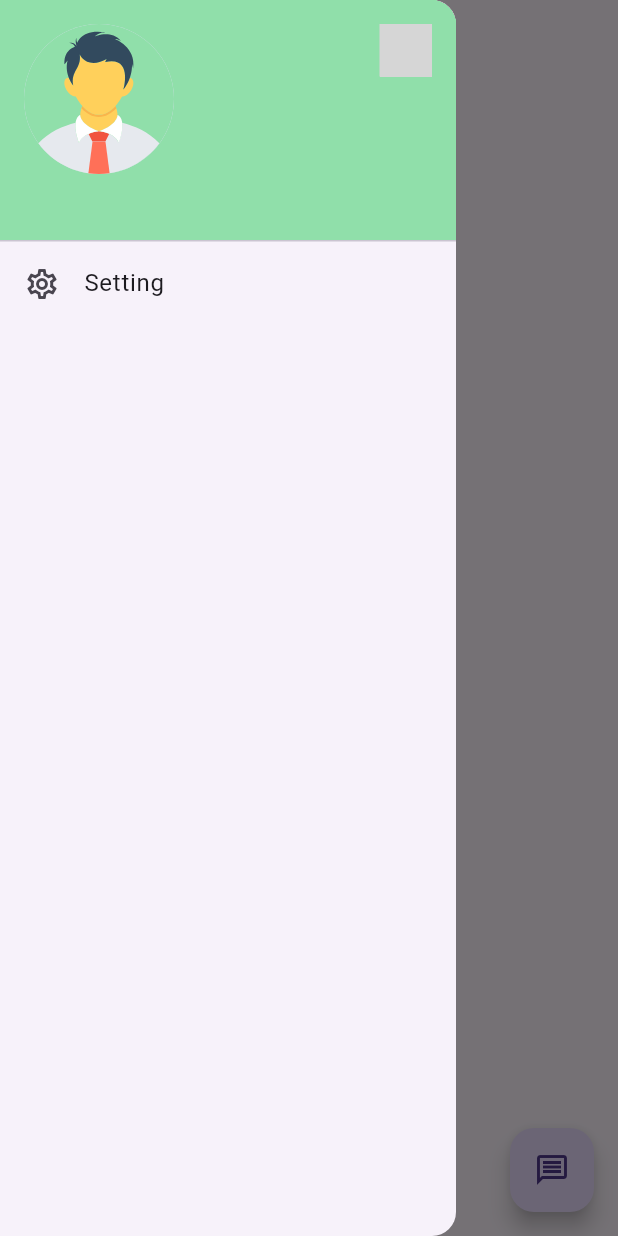
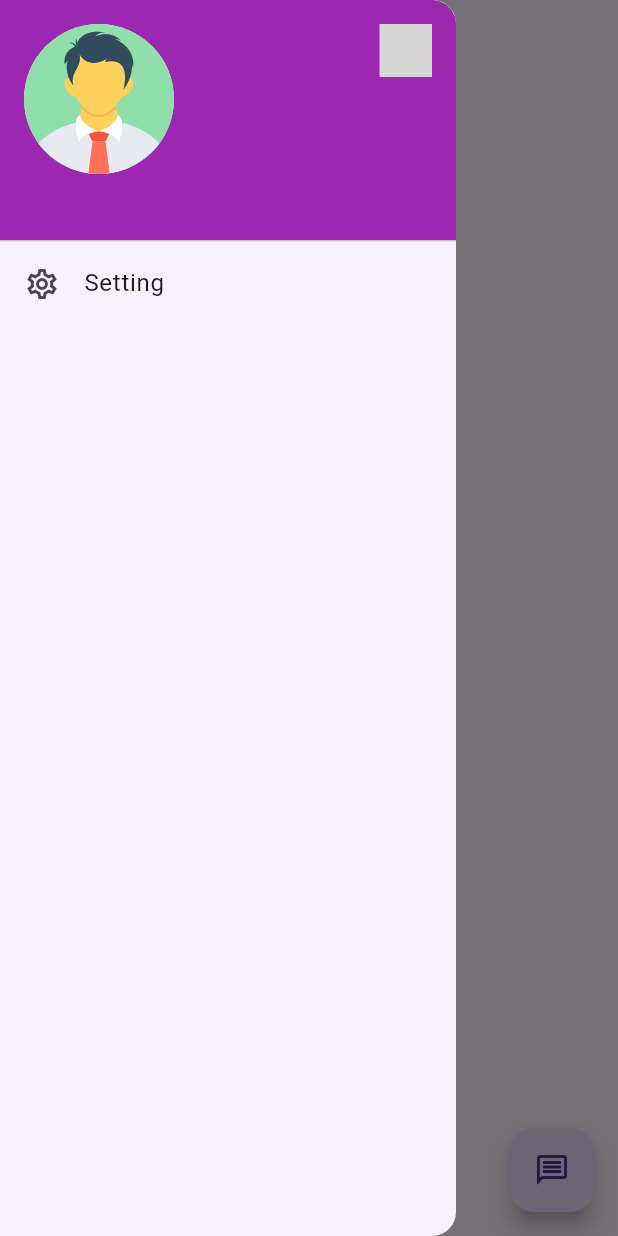
Before and after one commit to Babak-Lotfalizadeh/messanger, a Flutter app: the HomePage screen opened directly, with the side drawer open, on a phone screen of 412 x 824 dp. Run offline on Flutter 3.47's test engine with Material 2 defaults, Android fonts, the phone set to English and light mode, and no system bars; drawn by our look-alikes of rive; our stand-ins replace auto_size_text, cloud_firestore, cloud_functions, firebase_analytics, firebase_auth, firebase_core and 8 more; accounts and stored records are empty; generated files the repository leaves out were written again; grey boxes are pictures that could not be loaded.

Commit message:
change default colors

```diff
--- a/lib/providers/theme_provider.dart
+++ b/lib/providers/theme_provider.dart
@@ -6,11 +6,11 @@ import 'package:messenger/services/shared_preference_service.dart';
 
 class ThemeProvider extends ChangeNotifier {
   bool _material3 = true;
-  Color _primaryColorLight = const Color(0xff90DFAA);
-  Color _secondaryColorLight = Colors.blue;
+  Color _primaryColorLight = Colors.purple;
+  Color _secondaryColorLight = Colors.purple.shade300;
   Color? _primaryTextColorLight;
-  Color _primaryColorDark = const Color(0xff90DFAA);
-  Color _secondaryColorDark = Colors.blue;
+  Color _primaryColorDark = Colors.purple;
+  Color _secondaryColorDark = Colors.purple.shade700;
   Color? _primaryTextColorDark;
   ThemeMode? _themeMode;
 
--- a/lib/widgets/home/drawer_widget.dart
+++ b/lib/widgets/home/drawer_widget.dart
@@ -23,6 +23,11 @@ class HomeDrawer extends StatelessWidget {
           children: [
             DrawerHeader(
               decoration: BoxDecoration(
+                borderRadius: const BorderRadius.only(
+                  topRight: Radius.circular(
+                    ScreenValues.radiusLarge,
+                  ),
+                ),
                 color: Theme.of(context).primaryColor,
               ),
               margin: EdgeInsets.zero,
@@ -43,7 +48,12 @@ class HomeDrawer extends StatelessWidget {
                     ),
                   ),
                   const SizedBox(height: ScreenValues.paddingNormal),
-                  Text(user?.email ?? ""),
+                  Text(
+                    user?.email ?? "",
+                    style: Theme.of(context).textTheme.bodyMedium?.copyWith(
+                          color: Colors.white,
+                        ),
+                  ),
                 ],
               ),
             ),
```
